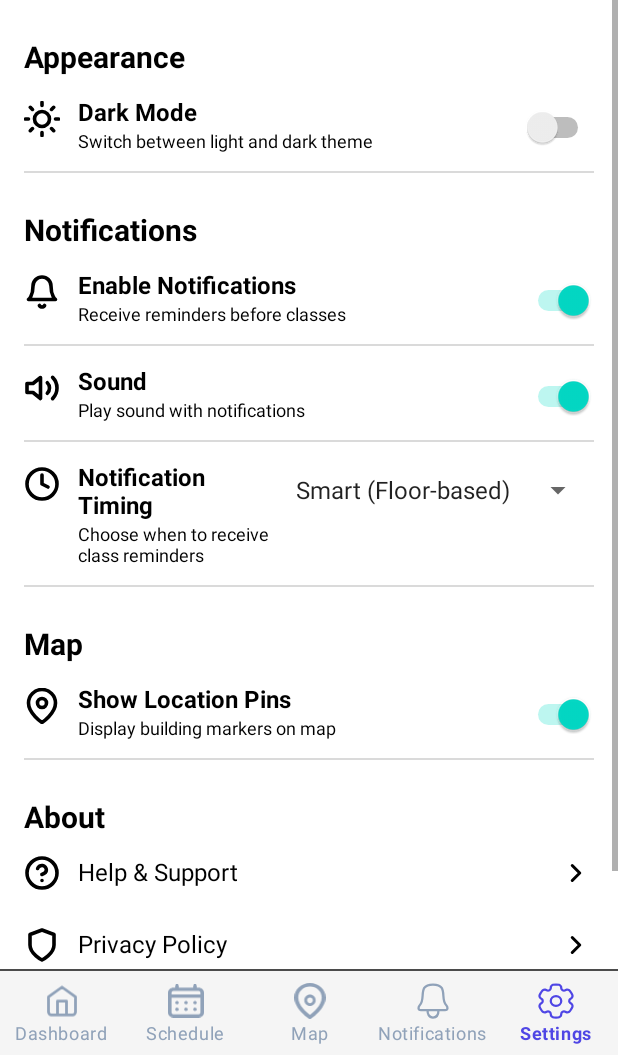
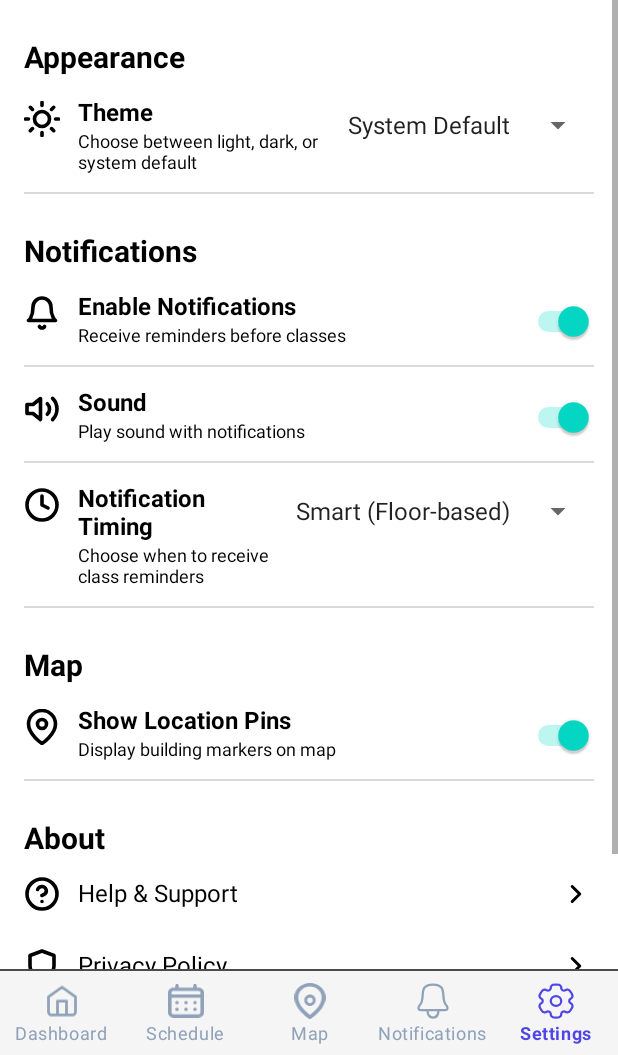
Before and after one commit to GabSantos0929/MOBICOM_MCO, an Android app built with Jetpack Compose: the SettingsScreenActivity screen opened directly, with no data from a screen before it, on a phone screen of 412 x 824 dp, the part 181-1236 px from its top. Run offline under Robolectric (Android 15) with nearby library versions, the phone set to English and light mode, and no system bars.

Commit message:
Add files via upload

```diff
--- a/app/src/main/java/com/mobdeve/s18/santos/alejandro/mco2/BaseActivity.kt
+++ b/app/src/main/java/com/mobdeve/s18/santos/alejandro/mco2/BaseActivity.kt
@@ -14,12 +14,14 @@ open class BaseActivity : AppCompatActivity() {
 
     private fun applySavedTheme() {
         val prefs = getSharedPreferences("settings_prefs", MODE_PRIVATE)
-        val darkMode = prefs.getBoolean("dark_mode", false)
+        val themeValue = prefs.getString("dark_mode", "System Default")
 
-        AppCompatDelegate.setDefaultNightMode(
-            if (darkMode) AppCompatDelegate.MODE_NIGHT_YES
-            else AppCompatDelegate.MODE_NIGHT_NO
-        )
+        val mode = when (themeValue) {
+            "Light" -> AppCompatDelegate.MODE_NIGHT_NO
+            "Dark" -> AppCompatDelegate.MODE_NIGHT_YES
+            else -> AppCompatDelegate.MODE_NIGHT_FOLLOW_SYSTEM
+        }
+        AppCompatDelegate.setDefaultNightMode(mode)
     }
 
     protected fun setupBottomNav(selectedItemId: Int) {
--- a/app/src/main/java/com/mobdeve/s18/santos/alejandro/mco2/SettingsScreenActivity.kt
+++ b/app/src/main/java/com/mobdeve/s18/santos/alejandro/mco2/SettingsScreenActivity.kt
@@ -2,12 +2,14 @@ package com.mobdeve.s18.santos.alejandro.mco2
 
 import android.os.Bundle
 import android.widget.Switch
+import androidx.appcompat.app.AppCompatDelegate
 
 class SettingsScreenActivity : BaseActivity() {
     private val PREFS_NAME = "settings_prefs"
     private val DARK_MODE = "dark_mode"
     private val ENABLE_NOTIF = "enable_notif"
     private val PLAY_SOUND = "play_sound"
+    private val NOTIF_TIMING = "notif_timing"
     private val SHOW_PINS = "show_pins"
 
     override fun onCreate(savedInstanceState: Bundle?) {
@@ -21,14 +23,24 @@ class SettingsScreenActivity : BaseActivity() {
         val prefs = getSharedPreferences(PREFS_NAME, MODE_PRIVATE)
 
         val darkMode = SettingsItemHelper(findViewById(R.id.darkMode))
-        darkMode.populate(R.drawable.sun, "Dark Mode", "Switch between light and dark theme", hasSwitch = true)
+        darkMode.populate(R.drawable.sun, "Theme", "Choose between light, dark, or system default", hasSpinner = true)
 
-        val darkModeSwitch = darkMode.root.findViewById<Switch>(R.id.itemSwitch)
-        darkModeSwitch.isChecked = prefs.getBoolean(DARK_MODE, false)
+        darkMode.setupSpinner(
+            this,
+            options = listOf("System Default", "Light", "Dark"),
+            preferenceKey = DARK_MODE,
+            defaultValue = "System Default"
+        ) { selectedTheme ->
+            // Save the new preference
+            prefs.edit().putString(DARK_MODE, selectedTheme).apply()
 
-        darkModeSwitch.setOnCheckedChangeListener { _, isChecked ->
-            prefs.edit().putBoolean(DARK_MODE, isChecked).apply()
-            recreate()
+            // Apply global theme next time activity loads
+            val mode = when (selectedTheme) {
+                "Light" -> AppCompatDelegate.MODE_NIGHT_NO
+                "Dark" -> AppCompatDelegate.MODE_NIGHT_YES
+                else -> AppCompatDelegate.MODE_NIGHT_FOLLOW_SYSTEM
+            }
+            AppCompatDelegate.setDefaultNightMode(mode)
         }
 
         val enableNotif = SettingsItemHelper(findViewById(R.id.enableNotif))
@@ -65,11 +77,11 @@ class SettingsScreenActivity : BaseActivity() {
         notifTiming.setupSpinner(
             this,
             options = listOf("Smart (Floor-based)", "10 minutes before", "15 minutes before", "20 minutes before", "30 minutes before", "1 hour before"),
-            preferenceKey = "notif_timing",
+            preferenceKey = NOTIF_TIMING,
             defaultValue = "Smart (Floor-based)"
         ) { selectedValue ->
             // Save the new preference
-            prefs.edit().putString("notif_timing", selectedValue).apply()
+            prefs.edit().putString(NOTIF_TIMING, selectedValue).apply()
 
             // Cancel old alarms and schedule new ones with the updated timing
             val app = application as ClassEase
```
